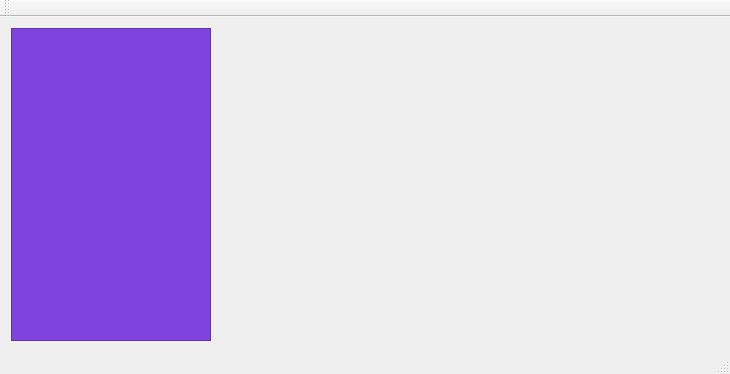
This is uigc2.ui in jepihumet/ABP_GCII_2012 as Qt 5 draws it before an edit. The edited form follows.
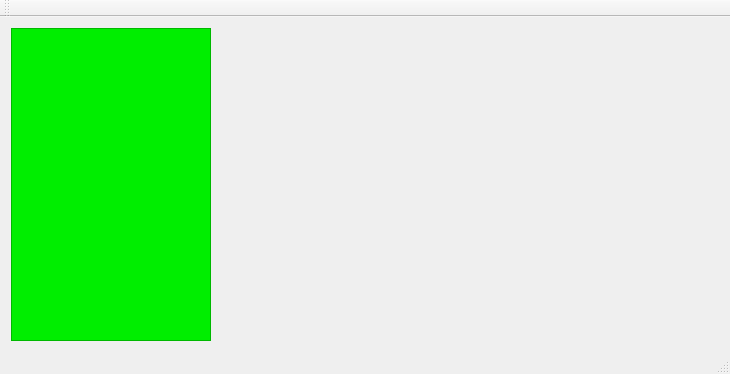
This is the edited form. Custom widgets are drawn as their Qt base class.

Commit message: Left panel color changed to green. Test commit

What changed in the file:
```diff
--- a/uigc2.ui
+++ b/uigc2.ui
@@ -36,7 +36,7 @@
        </size>
       </property>
       <property name="styleSheet">
-       <string notr="true">background-color:#7F43DE;</string>
+       <string notr="true">background-color:#00EE00;</string>
       </property>
       <property name="frameShape">
        <enum>QFrame::StyledPanel</enum>
```
Left out of the diff: 2 changed lines with no effect on the pictures.
